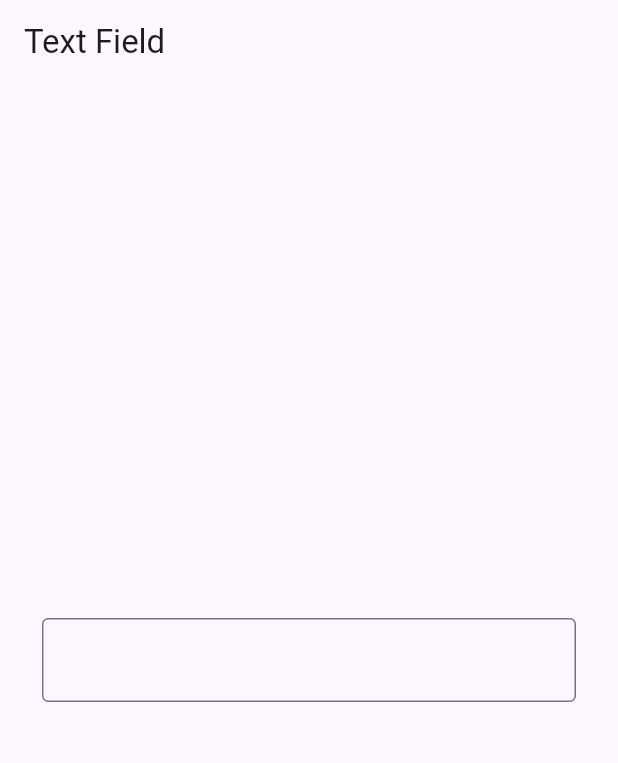
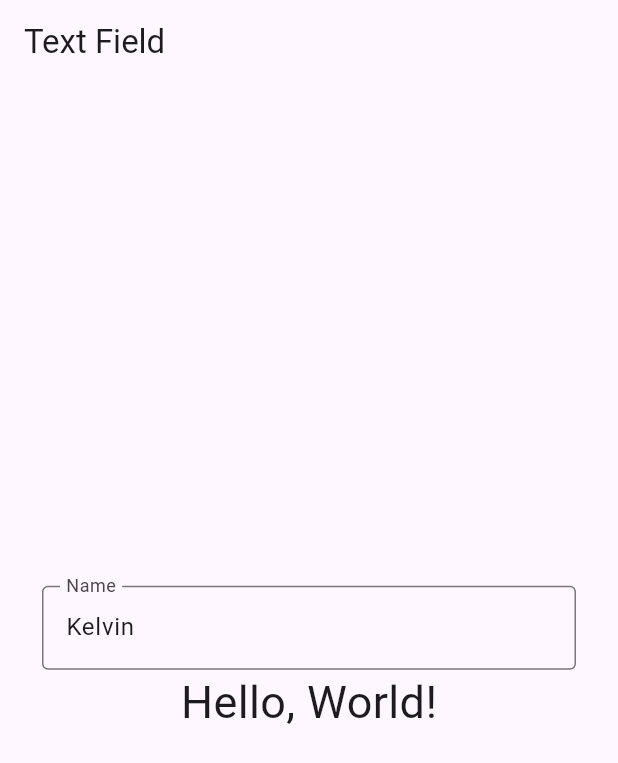
Before and after one commit to kelvinleonardos/belajar-flutter, a Flutter app: the screen it shows after launch, on a phone screen of 412 x 824 dp. Shown: the top 763 px of the screen. Run offline on Flutter 3.47's test engine with Material 3 defaults, Android fonts, the phone set to English and light mode, and no system bars; our stand-ins replace faker.

Commit message:
text function

```diff
--- a/text_field/lib/main.dart
+++ b/text_field/lib/main.dart
@@ -4,8 +4,16 @@ void main(List<String> args) {
   runApp(const MyApp());
 }
 
-class MyApp extends StatelessWidget {
+class MyApp extends StatefulWidget {
   const MyApp({super.key});
+
+  @override
+  State<MyApp> createState() => _MyAppState();
+}
+
+class _MyAppState extends State<MyApp> {
+
+  String name = "World";
 
   @override
   Widget build(BuildContext context) {
@@ -14,13 +22,28 @@ class MyApp extends StatelessWidget {
         appBar: AppBar(
           title: const Text("Text Field"),
         ),
-        body: const Center(
+        body: Center(
           child: Padding(
             padding: EdgeInsets.all(28.0),
-            child: TextField(
-              decoration: InputDecoration(
-                border: OutlineInputBorder()
-              ),
+            child: Column(
+              mainAxisAlignment: MainAxisAlignment.center,
+              children: [
+                TextField(
+                  controller: TextEditingController(
+                    text: "Kelvin"
+                  ),
+                  onSubmitted: (value) {
+                    setState(() {
+                      name = value;
+                    });
+                  },
+                  decoration: const InputDecoration(
+                    border: OutlineInputBorder(),
+                    label: Text("Name")
+                  ),
+                ),
+                Text("Hello, $name!", style: TextStyle(fontSize: 30),)
+              ],
             ),
           ),
         ),
```
Also changed, not shown: text_field/pubspec.lock.
